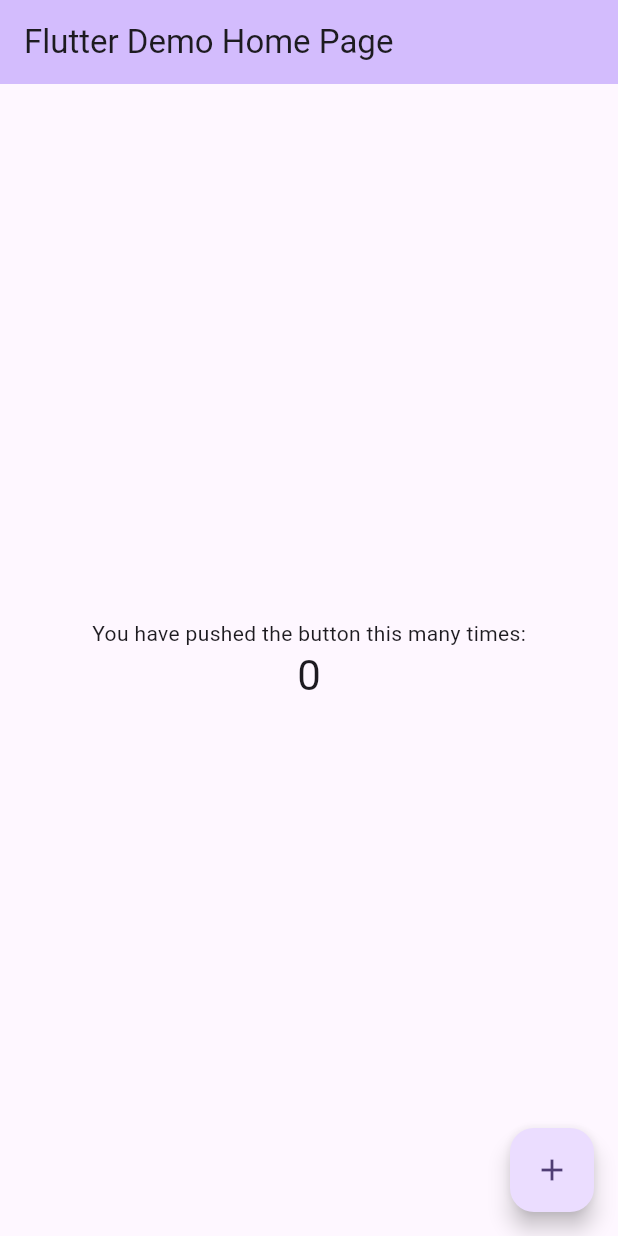
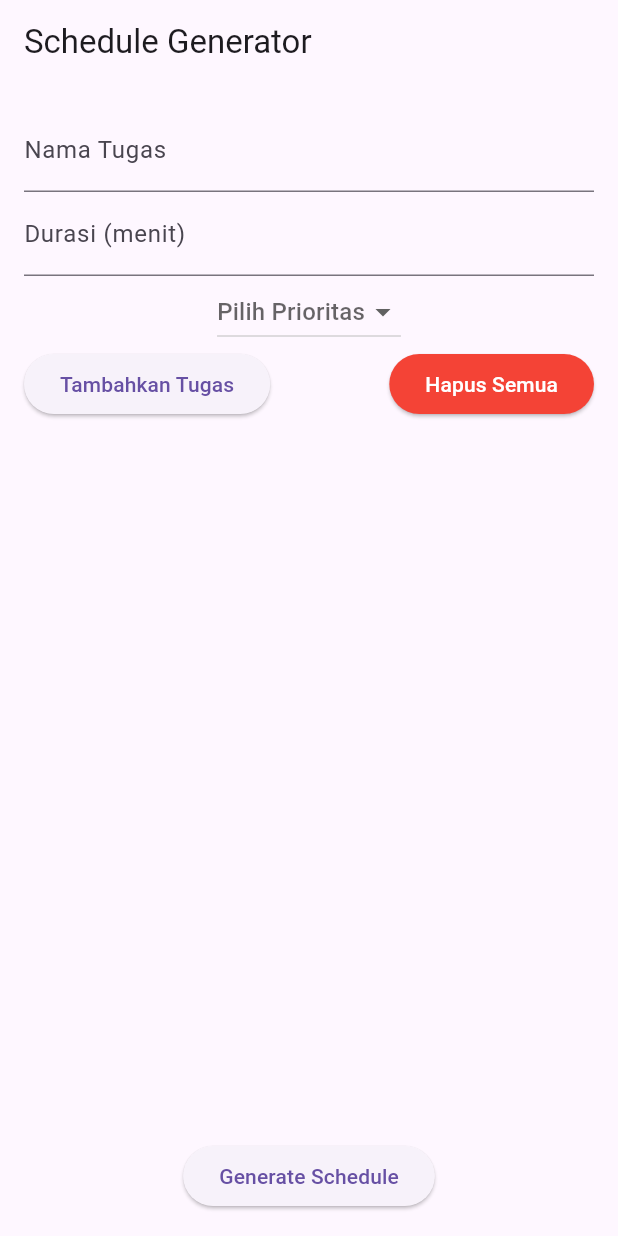
Before and after one commit to NabhanCH/schedule_generator, a Flutter app: the screen it shows after launch, on a phone screen of 412 x 824 dp. Run offline on Flutter 3.47's test engine with Material 3 defaults, Android fonts, the phone set to English and light mode, and no system bars.

Commit message:
schedule_generator

```diff
--- a/lib/main.dart
+++ b/lib/main.dart
@@ -1,125 +1,6 @@
 import 'package:flutter/material.dart';
+import 'package:schedule_generator/ui/home_screen.dart';
 
 void main() {
-  runApp(const MyApp());
+  runApp(MaterialApp(debugShowCheckedModeBanner: false, home: HomeScreen()));
 }
-
-class MyApp extends StatelessWidget {
-  const MyApp({super.key});
-
-  // This widget is the root of your application.
-  @override
-  Widget build(BuildContext context) {
-    return MaterialApp(
-      title: 'Flutter Demo',
-      theme: ThemeData(
-        // This is the theme of your application.
-        //
-        // TRY THIS: Try running your application with "flutter run". You'll see
-        // the application has a purple toolbar. Then, without quitting the app,
-        // try changing the seedColor in the colorScheme below to Colors.green
-        // and then invoke "hot reload" (save your changes or press the "hot
-        // reload" button in a Flutter-supported IDE, or press "r" if you used
-        // the command line to start the app).
-        //
-        // Notice that the counter didn't reset back to zero; the application
-        // state is not lost during the reload. To reset the state, use hot
-        // restart instead.
-        //
-        // This works for code too, not just values: Most code changes can be
-        // tested with just a hot reload.
-        colorScheme: ColorScheme.fromSeed(seedColor: Colors.deepPurple),
-        useMaterial3: true,
-      ),
-      home: const MyHomePage(title: 'Flutter Demo Home Page'),
-    );
-  }
-}
-
-class MyHomePage extends StatefulWidget {
-  const MyHomePage({super.key, required this.title});
-
-  // This widget is the home page of your application. It is stateful, meaning
-  // that it has a State object (defined below) that contains fields that affect
-  // how it looks.
-
-  // This class is the configuration for the state. It holds the values (in this
-  // case the title) provided by the parent (in this case the App widget) and
-  // used by the build method of the State. Fields in a Widget subclass are
-  // always marked "final".
-
-  final String title;
-
-  @override
-  State<MyHomePage> createState() => _MyHomePageState();
-}
-
-class _MyHomePageState extends State<MyHomePage> {
-  int _counter = 0;
-
-  void _incrementCounter() {
-    setState(() {
-      // This call to setState tells the Flutter framework that something has
-      // changed in this State, which causes it to rerun the build method below
-      // so that the display can reflect the updated values. If we changed
-      // _counter without calling setState(), then the build method would not be
-      // called again, and so nothing would appear to happen.
-      _counter++;
-    });
-  }
-
-  @override
-  Widget build(BuildContext context) {
-    // This method is rerun every time setState is called, for instance as done
-    // by the _incrementCounter method above.
-    //
-    // The Flutter framework has been optimized to make rerunning build methods
-    // fast, so that you can just rebuild anything that needs updating rather
-    // than having to individually change instances of widgets.
-    return Scaffold(
-      appBar: AppBar(
-        // TRY THIS: Try changing the color here to a specific color (to
-        // Colors.amber, perhaps?) and trigger a hot reload to see the AppBar
-        // change color while the other colors stay the same.
-        backgroundColor: Theme.of(context).colorScheme.inversePrimary,
-        // Here we take the value from the MyHomePage object that was created by
-        // the App.build method, and use it to set our appbar title.
-        title: Text(widget.title),
-      ),
-      body: Center(
-        // Center is a layout widget. It takes a single child and positions it
-        // in the middle of the parent.
-        child: Column(
-          // Column is also a layout widget. It takes a list of children and
-          // arranges them vertically. By default, it sizes itself to fit its
-          // children horizontally, and tries to be as tall as its parent.
-          //
-          // Column has various properties to control how it sizes itself and
-          // how it positions its children. Here we use mainAxisAlignment to
-          // center the children vertically; the main axis here is the vertical
-          // axis because Columns are vertical (the cross axis would be
-          // horizontal).
-          //
-          // TRY THIS: Invoke "debug painting" (choose the "Toggle Debug Paint"
-          // action in the IDE, or press "p" in the console), to see the
-          // wireframe for each widget.
-          mainAxisAlignment: MainAxisAlignment.center,
-          children: <Widget>[
-            const Text(
-              'You have pushed the button this many times:',
-            ),
-            Text(
-              '$_counter',
-              style: Theme.of(context).textTheme.headlineMedium,
-            ),
-          ],
-        ),
-      ),
-      floatingActionButton: FloatingActionButton(
-        onPressed: _incrementCounter,
-        tooltip: 'Increment',
-        child: const Icon(Icons.add),
-      ), // This trailing comma makes auto-formatting nicer for build methods.
-    );
-  }
-}
--- /dev/null
+++ b/lib/services/gemini_service.dart
@@ -0,0 +1,46 @@
+import 'dart:convert';
+import 'package:http/http.dart' as http;
+
+class GeminiService {
+  static const String apiKey = "AIzaSyADYkcaEbzRgoxxGiBODFfV8dx6f0RxlDU";
+  static const String baseUrl =
+      "https://generativelanguage.googleapis.com/v1beta/models/gemini-1.5-flash:generateContent";
+
+  static Future<String> generateSchedule(
+    List<Map<String, dynamic>> tasks,
+  ) async {
+    final prompt = _buildPrompt(tasks);
+
+    final response = await http.post(
+      Uri.parse('$baseUrl?key=$apiKey'),
+      headers: {"Content-Type": "application/json"},
+      body: jsonEncode({
+        "contents": [
+          {
+            "parts": [
+              {"text": prompt},
+            ],
+          },
+        ],
+      }),
+    );
+
+    if (response.statusCode == 200) {
+      final data = jsonDecode(response.body);
+      return data["candidates"][0]["content"]["parts"][0]["text"];
+    } else {
+      throw Exception("Gagal menghasilkan jadwal: ${response.body}");
+    }
+  }
+
+  static String _buildPrompt(List<Map<String, dynamic>> tasks) {
+    String taskList = tasks
+        .map(
+          (task) =>
+              "- ${task['name']} (Prioritas: ${task['priority']}, Durasi: ${task['duration']} menit, Deadline: ${task['deadline']})",
+        )
+        .join("\n");
+
+    return "Buatkan jadwal harian yang optimal untuk tugas-tugas berikut: \n$taskList\nSusun jadwal dari pagi hingga malam dengan efisien.";
+ }
+}
--- /dev/null
+++ b/lib/ui/home_screen.dart
@@ -0,0 +1,147 @@
+import 'package:flutter/material.dart';
+import 'package:schedule_generator/services/gemini_service.dart';
+import 'schedule_result_screen.dart';
+
+class HomeScreen extends StatefulWidget {
+  const HomeScreen({super.key});
+
+  @override
+  State<HomeScreen> createState() => _HomeScreenState();
+}
+
+class _HomeScreenState extends State<HomeScreen> {
+  final List<Map<String, dynamic>> tasks = [];
+  final TextEditingController taskController = TextEditingController();
+  final TextEditingController durationController = TextEditingController();
+  String? priority;
+  bool isLoading = false;
+
+  void _addTask() {
+    if (taskController.text.isNotEmpty &&
+        durationController.text.isNotEmpty &&
+        priority != null) {
+      setState(() {
+        tasks.add({
+          "name": taskController.text,
+          "priority": priority!,
+          "duration": int.tryParse(durationController.text) ?? 30,
+          "deadline": "Tidak Ada",
+        });
+      });
+      taskController.clear();
+      durationController.clear();
+    }
+  }
+
+  void _clearTasks() {
+    setState(() => tasks.clear());
+  }
+
+  Future<void> _generateSchedule() async {
+    if (tasks.isEmpty) {
+      ScaffoldMessenger.of(context).showSnackBar(
+        SnackBar(content: Text("⚠ Harap tambahkan tugas terlebih dahulu!")),
+      );
+      return;
+    }
+
+    setState(() => isLoading = true);
+
+    try {
+      String schedule = await GeminiService.generateSchedule(tasks);
+      await Future.delayed(Duration(seconds: 1));
+
+      Navigator.push(
+        context,
+        MaterialPageRoute(
+          builder: (context) => ScheduleResultScreen(scheduleResult: schedule),
+        ),
+      ).then((_) {
+        setState(() => isLoading = false);
+      });
+    } catch (e) {
+      ScaffoldMessenger.of(
+        context,
+      ).showSnackBar(SnackBar(content: Text("Gagal menghasilkan jadwal: $e")));
+      setState(() => isLoading = false);
+    }
+  }
+
+  @override
+  Widget build(BuildContext context) {
+    return Scaffold(
+      appBar: AppBar(title: Text("Schedule Generator")),
+      body: Padding(
+        padding: const EdgeInsets.all(16),
+        child: Column(
+          children: [
+            TextField(
+              controller: taskController,
+              decoration: InputDecoration(labelText: "Nama Tugas"),
+            ),
+            TextField(
+              controller: durationController,
+              decoration: InputDecoration(labelText: "Durasi (menit)"),
+              keyboardType: TextInputType.number,
+            ),
+            DropdownButton<String>(
+              value: priority,
+              hint: Text("Pilih Prioritas"),
+              onChanged: (value) => setState(() => priority = value),
+              items:
+                  ["Tinggi", "Sedang", "Rendah"]
+                      .map(
+                        (priorityMember) => DropdownMenuItem(
+                          value: priorityMember,
+                          child: Text(priorityMember),
+                        ),
+                      )
+                      .toList(),
+            ),
+            Row(
+              mainAxisAlignment: MainAxisAlignment.spaceBetween,
+              children: [
+                ElevatedButton(
+                  onPressed: _addTask,
+                  child: Text("Tambahkan Tugas"),
+                ),
+                ElevatedButton(
+                  onPressed: _clearTasks,
+                  style: ElevatedButton.styleFrom(backgroundColor: Colors.red),
+                  child: Text(
+                    "Hapus Semua",
+                    style: TextStyle(color: Colors.white),
+                  ),
+                ),
+              ],
+            ),
+            Expanded(
+              child: ListView.builder(
+                itemCount: tasks.length,
+                itemBuilder: (context, index) {
+                  final task = tasks[index];
+                  return Card(
+                    elevation: 3,
+                    margin: EdgeInsets.symmetric(vertical: 6),
+                    child: ListTile(
+                      title: Text("${task['name']}"),
+                      subtitle: Text(
+                        "Prioritas: ${task['priority']} | Durasi: ${task['duration']} menit",
+                      ),
+                    ),
+                  );
+                },
+              ),
+            ),
+            isLoading
+                ? CircularProgressIndicator()
+                : ElevatedButton(
+                  onPressed: _generateSchedule,
+                  child: Text("Generate Schedule"),
+                ),
+          ],
+        ),
+      ),
+     );
+  }
+}
--- a/pubspec.yaml
+++ b/pubspec.yaml
@@ -35,6 +35,9 @@ dependencies:
   # The following adds the Cupertino Icons font to your application.
   # Use with the CupertinoIcons class for iOS style icons.
   cupertino_icons: ^1.0.6
+  http: ^1.3.0
+  googleapis: ^13.2.0
+  googleapis_auth: ^1.6.0
 
 dev_dependencies:
   flutter_test:
```
Also changed, not shown: lib/ui/schedule_result_screen.dart (added, +49 -0 lines), pubspec.lock.
